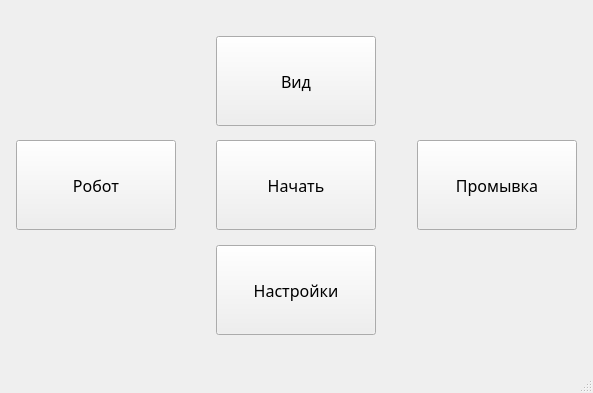
Above: Filler_interface/Window_main/UI_main_filler.ui from TWOKRAI/Filler before the change. Below: the same form after it.
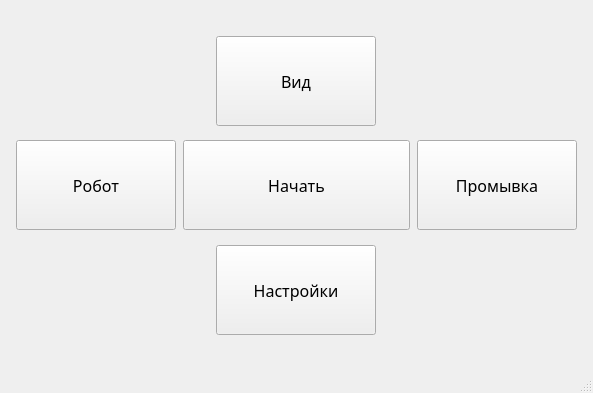
That is the form after the change.

```diff
--- a/Filler_interface/Window_main/UI_main_filler.ui
+++ b/Filler_interface/Window_main/UI_main_filler.ui
@@ -160,19 +160,6 @@
         </item>
         <item>
          <layout class="QHBoxLayout" name="horizontalLayout_2">
-          <item>
-           <spacer name="horizontalSpacer_8">
-            <property name="orientation">
-             <enum>Qt::Horizontal</enum>
-            </property>
-            <property name="sizeHint" stdset="0">
-             <size>
-              <width>40</width>
-              <height>20</height>
-             </size>
-            </property>
-           </spacer>
-          </item>
           <item>
            <widget class="QPushButton" name="button_start">
             <property name="minimumSize">
@@ -194,19 +181,6 @@
             </property>
            </widget>
           </item>
-          <item>
-           <spacer name="horizontalSpacer_7">
-            <property name="orientation">
-             <enum>Qt::Horizontal</enum>
-            </property>
-            <property name="sizeHint" stdset="0">
-             <size>
-              <width>40</width>
-              <height>20</height>
-             </size>
-            </property>
-           </spacer>
-          </item>
          </layout>
         </item>
         <item>
```
